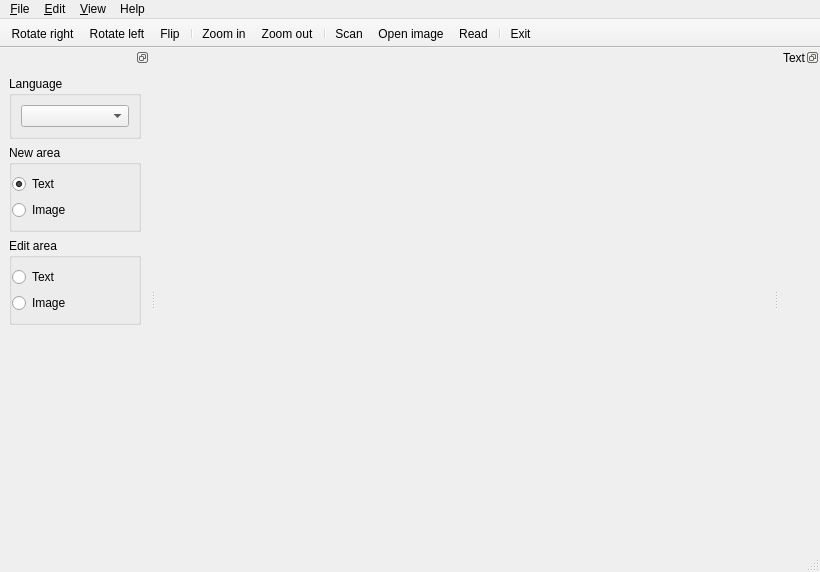
Old version of the form ui/ui_lector.ui in the repository zdenop/lector.
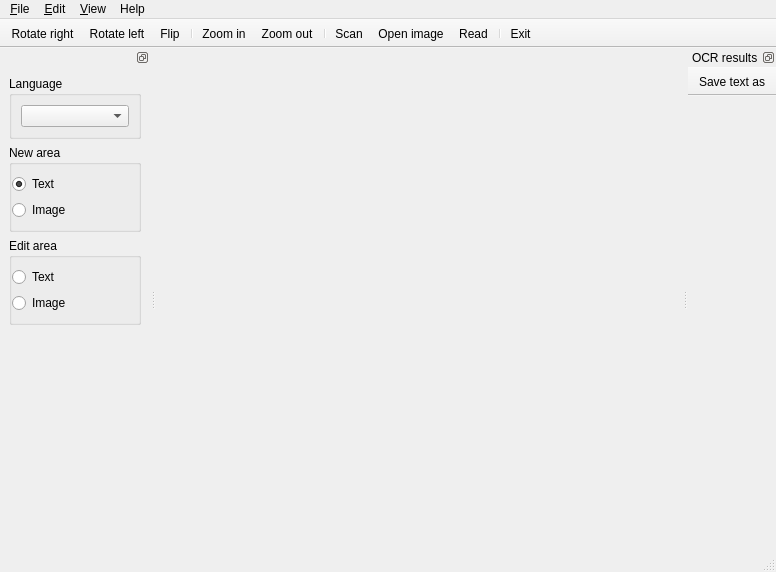
New version of the form. Icons and pictures are not drawn.

Commit message: textwidget moved to editor directory for future improvement ;-) + added toolbar to editor

```diff
--- a/ui/ui_lector.ui
+++ b/ui/ui_lector.ui
@@ -6,7 +6,7 @@
    <rect>
     <x>0</x>
     <y>0</y>
-    <width>820</width>
+    <width>776</width>
     <height>572</height>
    </rect>
   </property>
@@ -24,7 +24,7 @@
     <rect>
      <x>0</x>
      <y>0</y>
-     <width>820</width>
+     <width>776</width>
      <height>18</height>
     </rect>
    </property>
@@ -118,13 +118,30 @@
     <set>QDockWidget::DockWidgetFloatable|QDockWidget::DockWidgetMovable</set>
    </property>
    <property name="windowTitle">
-    <string>Text</string>
+    <string>OCR results</string>
    </property>
    <attribute name="dockWidgetArea">
     <number>2</number>
    </attribute>
-   <widget class="QWidget" name="dockWidgetContents_2">
-    <layout class="QVBoxLayout"/>
+   <widget class="QMainWindow" name="mwTextEditor">
+    <widget class="QToolBar" name="editorToolBar">
+     <property name="windowTitle">
+      <string>editorToolBar</string>
+     </property>
+     <property name="movable">
+      <bool>false</bool>
+     </property>
+     <property name="floatable">
+      <bool>false</bool>
+     </property>
+     <attribute name="toolBarArea">
+      <enum>TopToolBarArea</enum>
+     </attribute>
+     <attribute name="toolBarBreak">
+      <bool>false</bool>
+     </attribute>
+     <addaction name="actionSaveDocumentAs"/>
+    </widget>
    </widget>
   </widget>
   <widget class="QDockWidget" name="dockWidget">
```
Left out of the diff: 11 changed lines with no effect on the pictures. The commit also changes 8 other files.
